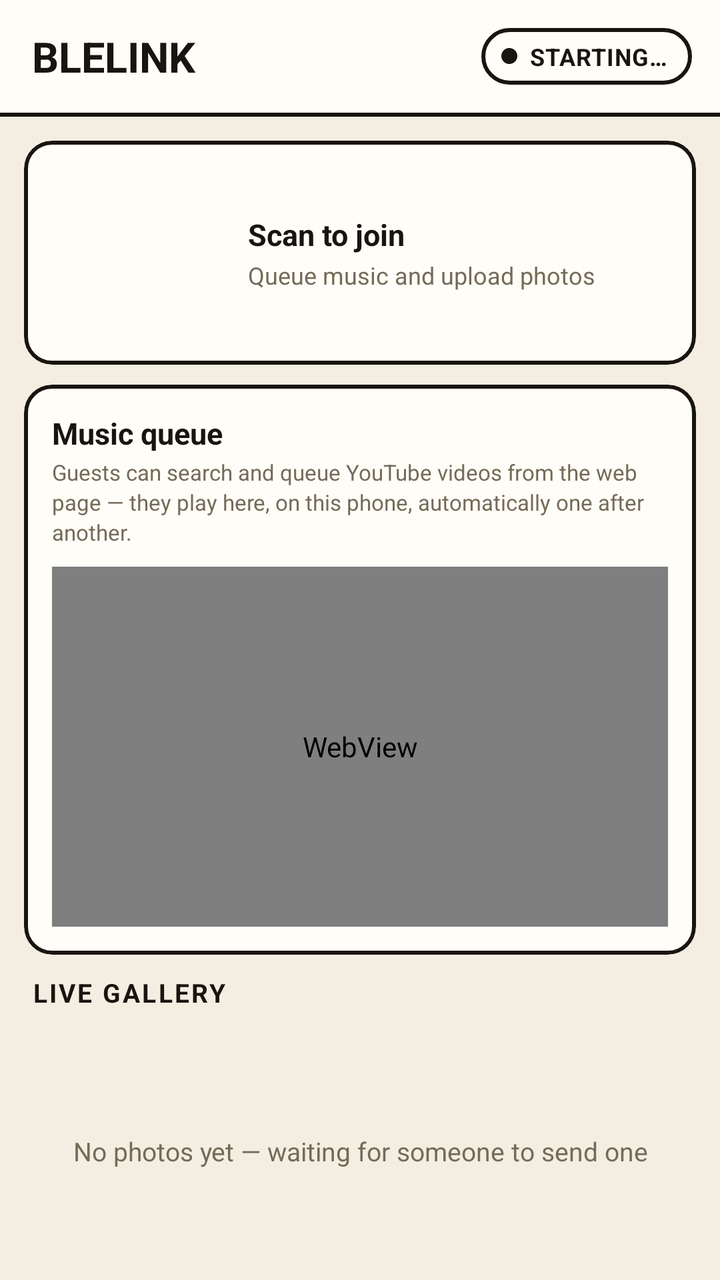
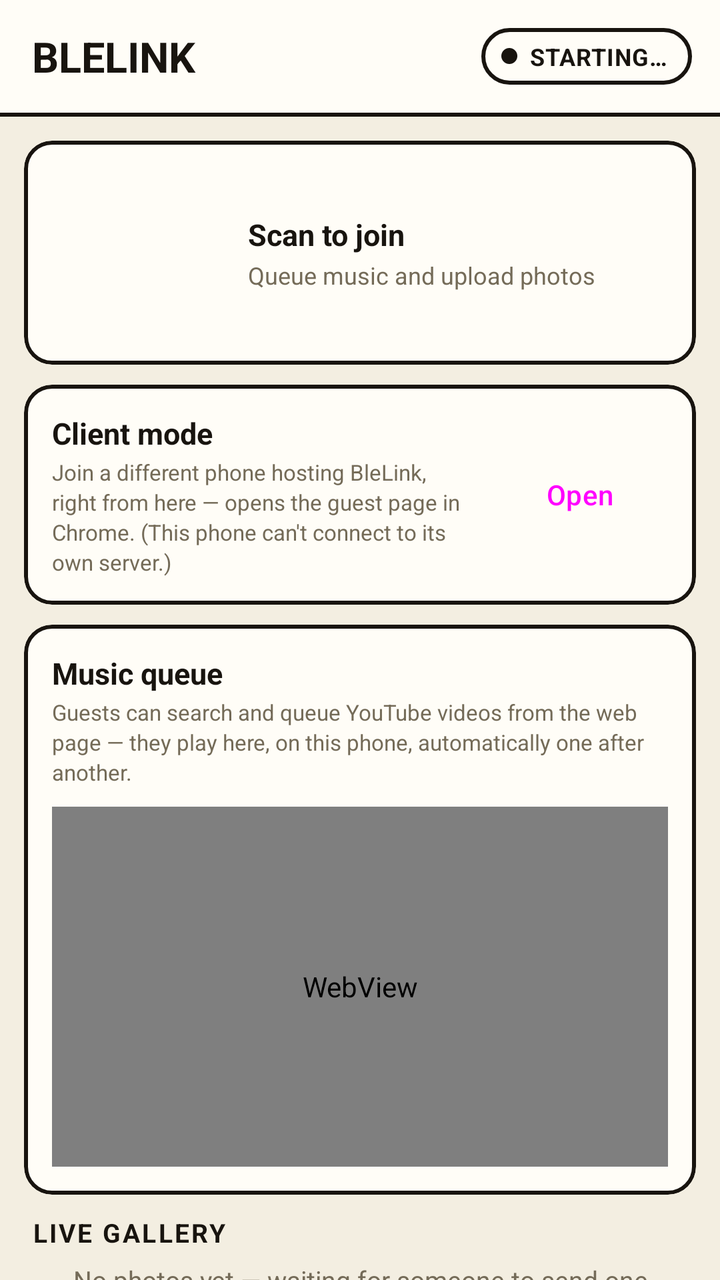

Screens rendered from an Android XML layout before and after an edit, with the pre-edit source and the edit as a unified diff.
<!-- AndroidManifest.xml: application theme Theme.BleLink -->
<!-- res/layout/activity_main.xml -->
<?xml version="1.0" encoding="utf-8"?>
<LinearLayout xmlns:android="http://schemas.android.com/apk/res/android"
    xmlns:app="http://schemas.android.com/apk/res-auto"
    android:layout_width="match_parent"
    android:layout_height="match_parent"
    android:orientation="vertical"
    android:background="@color/background"
    android:keepScreenOn="true">

    
    <LinearLayout
        android:layout_width="match_parent"
        android:layout_height="wrap_content"
        android:orientation="horizontal"
        android:gravity="center_vertical"
        android:background="@color/surface"
        android:paddingStart="16dp"
        android:paddingEnd="14dp"
        android:paddingTop="14dp"
        android:paddingBottom="14dp">

        <TextView
            android:layout_width="0dp"
            android:layout_height="wrap_content"
            android:layout_weight="1"
            android:text="@string/app_name"
            android:textStyle="bold"
            android:textAllCaps="true"
            android:textSize="21sp"
            android:textColor="@color/on_background" />

        <LinearLayout
            android:id="@+id/statusPill"
            android:layout_width="wrap_content"
            android:layout_height="wrap_content"
            android:orientation="horizontal"
            android:gravity="center_vertical"
            android:background="@drawable/bg_status_pill"
            android:paddingStart="10dp"
            android:paddingEnd="12dp"
            android:paddingTop="6dp"
            android:paddingBottom="6dp">

            <View
                android:id="@+id/statusDot"
                android:layout_width="8dp"
                android:layout_height="8dp"
                android:background="@drawable/bg_status_dot" />

            <TextView
                android:id="@+id/statusText"
                android:layout_width="wrap_content"
                android:layout_height="wrap_content"
                android:layout_marginStart="6dp"
                android:text="@string/status_starting"
                android:textStyle="bold"
                android:textAllCaps="true"
                android:textSize="12sp"
                android:letterSpacing="0.03"
                android:textColor="@color/status_idle_text" />
        </LinearLayout>
    </LinearLayout>

    <View
        android:layout_width="match_parent"
        android:layout_height="2dp"
        android:background="@color/outline" />

    
    <com.google.android.material.card.MaterialCardView
        android:layout_width="match_parent"
        android:layout_height="wrap_content"
        android:layout_marginStart="12dp"
        android:layout_marginEnd="12dp"
        android:layout_marginTop="12dp"
        android:layout_marginBottom="10dp"
        app:cardCornerRadius="14dp"
        app:cardElevation="0dp"
        app:strokeWidth="2dp"
        app:strokeColor="@color/outline"
        app:cardBackgroundColor="@color/surface">

        <LinearLayout
            android:layout_width="match_parent"
            android:layout_height="wrap_content"
            android:orientation="horizontal"
            android:gravity="center_vertical"
            android:padding="14dp">

            <ImageView
                android:id="@+id/qrImage"
                android:layout_width="84dp"
                android:layout_height="84dp"
                android:contentDescription="@string/scan_to_join" />

            <LinearLayout
                android:layout_width="0dp"
                android:layout_height="wrap_content"
                android:layout_weight="1"
                android:layout_marginStart="14dp"
                android:orientation="vertical">

                <TextView
                    android:layout_width="wrap_content"
                    android:layout_height="wrap_content"
                    android:text="@string/scan_to_join"
                    android:textStyle="bold"
                    android:textSize="15sp"
                    android:textColor="@color/on_background" />

                <TextView
                    android:layout_width="wrap_content"
                    android:layout_height="wrap_content"
                    android:layout_marginTop="2dp"
                    android:text="@string/scan_to_join_subtitle"
                    android:textSize="12sp"
                    android:textColor="@color/on_surface_variant" />
            </LinearLayout>
        </LinearLayout>
    </com.google.android.material.card.MaterialCardView>

    
    <com.google.android.material.card.MaterialCardView
        android:layout_width="match_parent"
        android:layout_height="wrap_content"
        android:layout_marginStart="12dp"
        android:layout_marginEnd="12dp"
        android:layout_marginBottom="10dp"
        app:cardCornerRadius="14dp"
        app:cardElevation="0dp"
        app:strokeWidth="2dp"
        app:strokeColor="@color/outline"
        app:cardBackgroundColor="@color/surface">

        <LinearLayout
            android:layout_width="match_parent"
            android:layout_height="wrap_content"
            android:orientation="vertical"
            android:padding="14dp">

            <TextView
                android:layout_width="wrap_content"
                android:layout_height="wrap_content"
                android:text="@string/music_title"
                android:textStyle="bold"
                android:textSize="15sp"
                android:textColor="@color/on_background" />

            <TextView
                android:layout_width="wrap_content"
                android:layout_height="wrap_content"
                android:layout_marginTop="2dp"
                android:text="@string/music_explainer"
                android:textSize="11sp"
                android:lineSpacingExtra="2sp"
                android:textColor="@color/on_surface_variant" />

            <WebView
                android:id="@+id/youtubePlayerWebView"
                android:layout_width="match_parent"
                android:layout_height="180dp"
                android:layout_marginTop="10dp" />
        </LinearLayout>
    </com.google.android.material.card.MaterialCardView>

    
    <TextView
        android:layout_width="wrap_content"
        android:layout_height="wrap_content"
        android:layout_marginStart="16dp"
        android:layout_marginBottom="6dp"
        android:text="@string/live_gallery"
        android:textStyle="bold"
        android:textSize="13sp"
        android:textAllCaps="true"
        android:letterSpacing="0.08"
        android:textColor="@color/on_background" />

    
    <FrameLayout
        android:layout_width="match_parent"
        android:layout_height="0dp"
        android:layout_weight="1">

        <androidx.recyclerview.widget.RecyclerView
            android:id="@+id/photoRecyclerView"
            android:layout_width="match_parent"
            android:layout_height="match_parent"
            android:paddingStart="10dp"
            android:paddingEnd="10dp"
            android:paddingBottom="10dp"
            android:clipToPadding="false" />

        <TextView
            android:id="@+id/emptyGalleryText"
            android:layout_width="wrap_content"
            android:layout_height="wrap_content"
            android:layout_gravity="center"
            android:layout_marginStart="32dp"
            android:layout_marginEnd="32dp"
            android:gravity="center"
            android:text="@string/empty_gallery"
            android:textSize="13sp"
            android:textColor="@color/on_surface_variant" />
    </FrameLayout>

</LinearLayout>
<!-- resources referenced by this layout -->
<resources>
  <color name="background">#F3EEE1</color>
  <color name="on_background">#18140F</color>
  <color name="on_surface_variant">#746B58</color>
  <color name="outline">#18140F</color>
  <color name="status_idle_text">#18140F</color>
  <color name="surface">#FFFDF7</color>
  <!-- drawable bg_status_dot (drawable) -->
  <?xml version="1.0" encoding="utf-8"?>
  <shape xmlns:android="http://schemas.android.com/apk/res/android"
      android:shape="oval">
      <solid android:color="@color/status_idle_text" />
  </shape>
  <!-- drawable bg_status_pill (drawable) -->
  <?xml version="1.0" encoding="utf-8"?>
  <shape xmlns:android="http://schemas.android.com/apk/res/android"
      android:shape="rectangle">
      <solid android:color="@color/status_idle_bg" />
      <stroke android:width="2dp" android:color="@color/outline" />
      <corners android:radius="20dp" />
  </shape>
  <string name="app_name">BleLink</string>
  <string name="empty_gallery">No photos yet — waiting for someone to send one</string>
  <string name="live_gallery">Live gallery</string>
  <string name="music_explainer">Guests can search and queue YouTube videos from the web page — they play here, on this phone, automatically one after another.</string>
  <string name="music_title">Music queue</string>
  <string name="scan_to_join">Scan to join</string>
  <string name="scan_to_join_subtitle">Queue music and upload photos</string>
  <string name="status_starting">Starting…</string>
  <style name="Theme.BleLink" parent="Theme.Material3.DayNight.NoActionBar">
          <item name="colorPrimary">@color/primary</item>
          <item name="colorPrimaryDark">@color/primary_dark</item>
          <item name="colorOnPrimary">@color/on_primary</item>
          <item name="colorSurface">@color/surface</item>
          <item name="colorOnSurface">@color/on_background</item>
          <item name="android:windowBackground">@color/background</item>
          <item name="android:statusBarColor">@color/surface</item>
          <item name="android:windowLightStatusBar">true</item>
      </style>
  <color name="status_idle_bg">#FFFDF7</color>
  <color name="primary">#FF5A36</color>
  <color name="primary_dark">#E04A29</color>
  <color name="on_primary">#FFFDF7</color>
</resources>

<!-- the commit's change to res/layout/activity_main.xml (unified diff, before → after) -->
@@ -135,6 +135,61 @@
         <LinearLayout
             android:layout_width="match_parent"
             android:layout_height="wrap_content"
+            android:orientation="horizontal"
+            android:gravity="center_vertical"
+            android:padding="14dp">
+
+            <LinearLayout
+                android:layout_width="0dp"
+                android:layout_height="wrap_content"
+                android:layout_weight="1"
+                android:orientation="vertical">
+
+                <TextView
+                    android:layout_width="wrap_content"
+                    android:layout_height="wrap_content"
+                    android:text="@string/client_mode_title"
+                    android:textStyle="bold"
+                    android:textSize="15sp"
+                    android:textColor="@color/on_background" />
+
+                <TextView
+                    android:layout_width="wrap_content"
+                    android:layout_height="wrap_content"
+                    android:layout_marginTop="2dp"
+                    android:text="@string/client_mode_explainer"
+                    android:textSize="11sp"
+                    android:lineSpacingExtra="2sp"
+                    android:textColor="@color/on_surface_variant" />
+            </LinearLayout>
+
+            <Button
+                android:id="@+id/openClientModeBtn"
+                android:layout_width="wrap_content"
+                android:layout_height="wrap_content"
+                android:layout_marginStart="10dp"
+                android:text="@string/client_mode_button"
+                android:textAllCaps="false"
+                style="@style/Widget.Material3.Button.TonalButton" />
+        </LinearLayout>
+    </com.google.android.material.card.MaterialCardView>
+
+    
+    <com.google.android.material.card.MaterialCardView
+        android:layout_width="match_parent"
+        android:layout_height="wrap_content"
+        android:layout_marginStart="12dp"
+        android:layout_marginEnd="12dp"
+        android:layout_marginBottom="10dp"
+        app:cardCornerRadius="14dp"
+        app:cardElevation="0dp"
+        app:strokeWidth="2dp"
+        app:strokeColor="@color/outline"
+        app:cardBackgroundColor="@color/surface">
+
+        <LinearLayout
+            android:layout_width="match_parent"
+            android:layout_height="wrap_content"
             android:orientation="vertical"
             android:padding="14dp">
 
<!-- resource entries referenced after the edit -->
@@ -21,6 +21,9 @@
       <corners android:radius="20dp" />
   </shape>
   <string name="app_name">BleLink</string>
+  <string name="client_mode_button">Open</string>
+  <string name="client_mode_explainer">Join a different phone hosting BleLink, right from here — opens the guest page in Chrome. (This phone can\'t connect to its own server.)</string>
+  <string name="client_mode_title">Client mode</string>
   <string name="empty_gallery">No photos yet — waiting for someone to send one</string>
   <string name="live_gallery">Live gallery</string>
   <string name="music_explainer">Guests can search and queue YouTube videos from the web page — they play here, on this phone, automatically one after another.</string>
